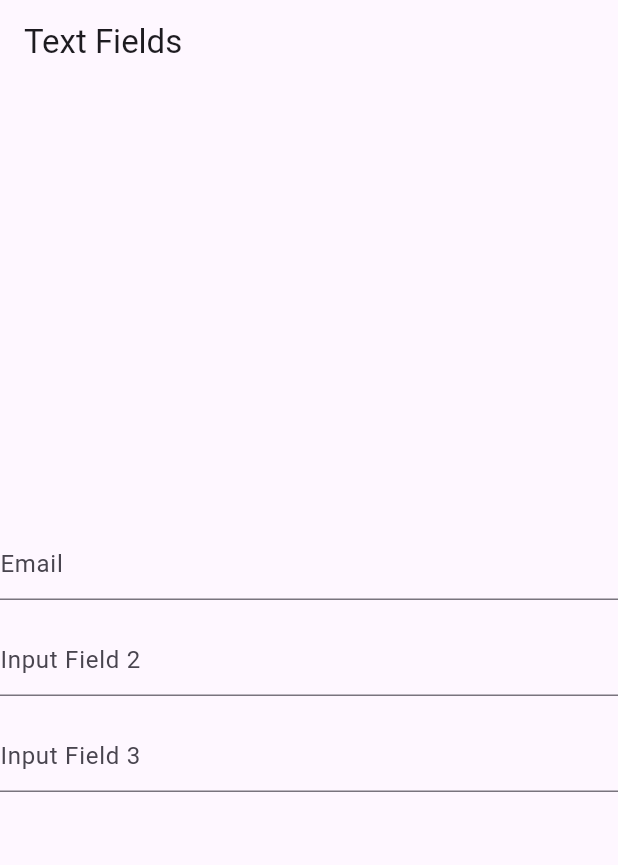
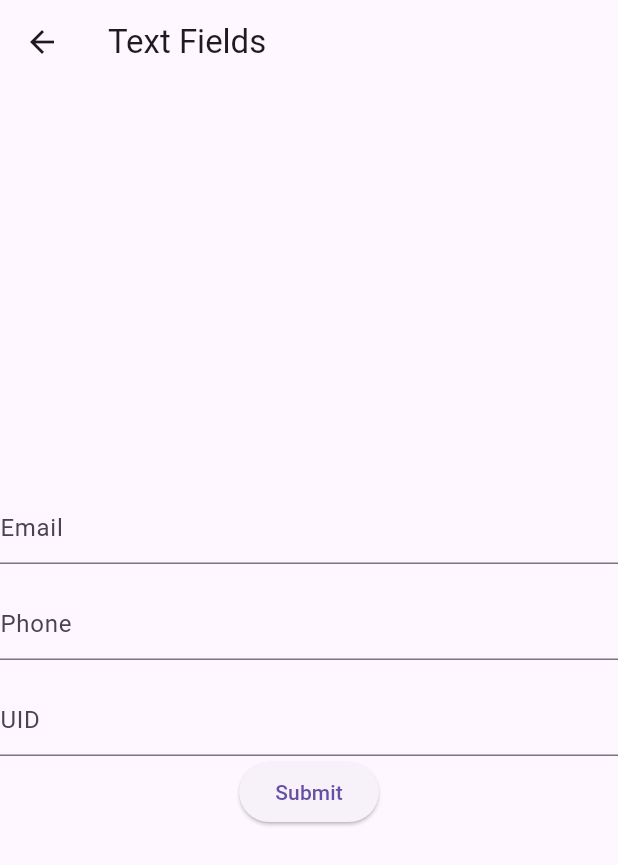
Before and after one commit to aviiciii/yankee_electrothon, a Flutter app: the TextFieldPage screen opened directly, on a phone screen of 412 x 824 dp. Shown: the top 865 px of the screen. Run offline on Flutter 3.47's test engine with Material 3 defaults, Android fonts, the light colour scheme and no system bars; our stand-ins replace cloud_firestore, firebase_auth, firebase_core, fl_chart, get, sign_in_button; accounts and stored records are empty.

Commit message:
save data done

```diff
--- a/renalcare/lib/input.dart
+++ b/renalcare/lib/input.dart
@@ -1,9 +1,22 @@
 import 'package:flutter/material.dart';
+import 'package:renalcare/models/test.dart';
+import 'package:renalcare/services/firebase_service.dart';
 
-class TextFieldPage extends StatelessWidget {
+
+class TextFieldPage extends StatefulWidget {
+
+  @override
+  State<TextFieldPage> createState() => _TextFieldPageState();
+}
+
+class _TextFieldPageState extends State<TextFieldPage> {
+
+  final DatabaseService _databaseService = DatabaseService();
 
   final TextEditingController _emailcontroller = TextEditingController();
+
   final TextEditingController _phonecontroller = TextEditingController();
+
   final TextEditingController _uidcontroller = TextEditingController();
 
   @override
@@ -26,16 +39,42 @@
             TextField(
               controller: _phonecontroller,
               decoration: InputDecoration(
-                hintText: 'Input Field 2',
+                hintText: 'Phone',
               ),
             ),
             SizedBox(height: 16),
             TextField(
               controller: _uidcontroller,
               decoration: InputDecoration(
-                hintText: 'Input Field 3',
+                hintText: 'UID',
               ),
             ),
+            // add button
+            ElevatedButton(
+              onPressed: () {
+                // create user details obj
+                UserDetails userDetails = UserDetails(
+                  email: _emailcontroller.text,
+                  phone: _phonecontroller.text,
+                  uid: _uidcontroller.text
+                );
+
+                // add user details to firebase
+                _databaseService.add_user(userDetails);
+
+
+                // print the input text
+                print(_emailcontroller.text);
+                print(_phonecontroller.text);
+                print(_uidcontroller.text);
+                // clear the text field
+                _emailcontroller.clear();
+                _phonecontroller.clear();
+                _uidcontroller.clear();
+              },
+              child: const Text('Submit'),
+            ),
+
           ],
         ),
       ),
--- a/renalcare/lib/main.dart
+++ b/renalcare/lib/main.dart
@@ -3,6 +3,8 @@
 // firebase
 import 'package:firebase_core/firebase_core.dart';
 import 'package:renalcare/input.dart';
+import 'package:renalcare/pages/splashscreen/1.dart';
+import 'package:renalcare/pages/splashscreen/3.dart';
 import 'firebase_options.dart';
 import 'package:get/get.dart';
 import 'pages/graph/bar_chart.dart';
@@ -31,7 +33,7 @@
       theme: ThemeData(
         primarySwatch: Colors.blue,
       ),
-      home: TextFieldPage(),
+      home: splashScreen(),
     );
   }
 }
--- a/renalcare/lib/models/test.dart
+++ b/renalcare/lib/models/test.dart
@@ -1,34 +1,34 @@
 class UserDetails{
   final String ?id;
-  final String name;
   final String email;
   final String phone;
+  final String uid;
 
 
   const UserDetails(
-    {this.id, required this.name,required this.email,required this.phone}
+    {this.id, required this.email,required this.phone,required this.uid}
   );
 
   UserDetails.fromJson(Map<String, dynamic> data):
     id = data['id'],
-    name = data['name'],
     email = data['email'],
-    phone = data['phone'];
+    phone = data['phone'],
+    uid = data['uid'];
 
-  UserDetails copyWith({String ?id, String ?name, String ?email, String ?phone}){
+  UserDetails copyWith({String ?id, String ?email, String ?phone, String ?uid}){
     return UserDetails(
       id: id ?? this.id,
-      name: name ?? this.name,
       email: email ?? this.email,
       phone: phone ?? this.phone,
+      uid: uid ?? this.uid,
     );
   }
 
   Map<String, dynamic> toJson(){
     return {
-      'name': name,
       'email': email,
       'phone': phone,
+      'uid': uid,
     };
   }
 
--- a/renalcare/lib/pages/testpage.dart
+++ b/renalcare/lib/pages/testpage.dart
@@ -39,9 +39,9 @@
           itemCount: userDetails.length,
           itemBuilder: (context, index){
             return ListTile(
-              title: Text(userDetails[0]['email']),
-              subtitle: Text(userDetails[0]['phone']),
-              trailing: Text(userDetails[0].id),
+              title: Text(userDetails[index]['email']),
+              subtitle: Text(userDetails[index]['phone']),
+              trailing: Text(userDetails[index]['uid']),
                  // print id of the document
 
             );
```
